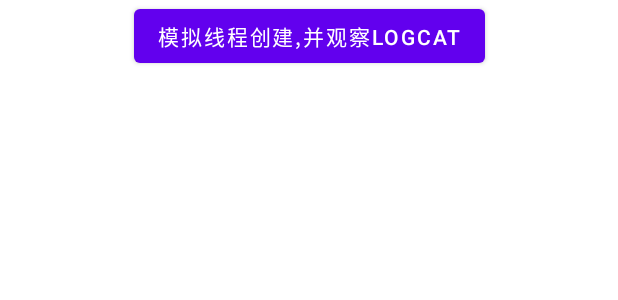
After one commit to Don-Lee/DonArms, an Android app: the layout activity_thread.xml on its own in the app's theme, with its tools: preview values and no code run, on a phone screen of 412 x 824 dp. The commit adds this screen. Shown: the top 300 px of the screen. Run offline under Robolectric (Android 15) with nearby library versions, the phone set to English and light mode, and no system bars.

Commit message:
feat: 自定义全局线程池(可感知生命周期)

```diff
--- a/app/src/main/AndroidManifest.xml
+++ b/app/src/main/AndroidManifest.xml
@@ -9,6 +9,10 @@
         android:roundIcon="@mipmap/ic_launcher_round"
         android:supportsRtl="true"
         android:theme="@style/Theme.DonArms">
+        <activity
+            android:name=".view.ThreadActivity"
+            android:exported="false">
+        </activity>
         <activity
             android:name=".view.HighlightSearchActivity"
             android:exported="false" />
--- /dev/null
+++ b/app/src/main/res/layout/activity_thread.xml
@@ -0,0 +1,16 @@
+<?xml version="1.0" encoding="utf-8"?>
+<androidx.constraintlayout.widget.ConstraintLayout xmlns:android="http://schemas.android.com/apk/res/android"
+    xmlns:app="http://schemas.android.com/apk/res-auto"
+    xmlns:tools="http://schemas.android.com/tools"
+    android:layout_width="match_parent"
+    android:layout_height="match_parent"
+    tools:context=".view.ThreadActivity">
+    <Button
+        android:id="@+id/btn_thread_view"
+        android:layout_width="wrap_content"
+        android:layout_height="wrap_content"
+        android:text="模拟线程创建,并观察logcat"
+        app:layout_constraintStart_toStartOf="parent"
+        app:layout_constraintEnd_toEndOf="parent"
+        app:layout_constraintTop_toTopOf="parent"/>
+</androidx.constraintlayout.widget.ConstraintLayout>
```
Also changed, not shown: app/src/main/java/cn/rjgc/donarms/MainActivity.java (+9 -0 lines), app/src/main/java/cn/rjgc/donarms/view/KeyboardListenerActivity.java (+8 -4 lines), app/src/main/java/cn/rjgc/donarms/view/ThreadActivity.java (added, +57 -0 lines), app/src/main/res/layout/activity_main.xml (+9 -0 lines), commonLib/src/main/java/cn/rjgc/commonlib/util/AppThreadExecutors.java (added, +154 -0 lines), commonLib/src/main/java/cn/rjgc/commonlib/util/LifecycleRunnable.java (added, +38 -0 lines), 3 other files.
